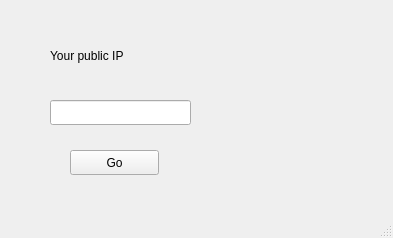
Before: the Qt Designer form src/GuiStart.ui in matthiasrsl/blockchain-ensicaen, drawn with Qt 5.
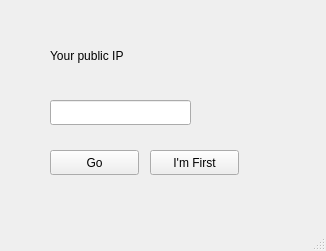
After: the same form once the commit is applied.

Commit message: I'm First Button added

What changed in the file:
```diff
--- a/src/GuiStart.ui
+++ b/src/GuiStart.ui
@@ -6,8 +6,8 @@
    <rect>
     <x>0</x>
     <y>0</y>
-    <width>393</width>
-    <height>238</height>
+    <width>326</width>
+    <height>251</height>
    </rect>
   </property>
   <property name="windowTitle">
@@ -17,7 +17,7 @@
    <widget class="QPushButton" name="goButton">
     <property name="geometry">
      <rect>
-      <x>70</x>
+      <x>50</x>
       <y>150</y>
       <width>89</width>
       <height>25</height>
@@ -50,6 +50,19 @@
      <string>Your public IP</string>
     </property>
    </widget>
+   <widget class="QPushButton" name="firstButton">
+    <property name="geometry">
+     <rect>
+      <x>150</x>
+      <y>150</y>
+      <width>89</width>
+      <height>25</height>
+     </rect>
+    </property>
+    <property name="text">
+     <string>I'm First</string>
+    </property>
+   </widget>
   </widget>
   <widget class="QMenuBar" name="menubar">
    <property name="geometry">
```
Left out of the diff: 2 changed lines with no effect on the pictures. The commit also changes 5 other files.
